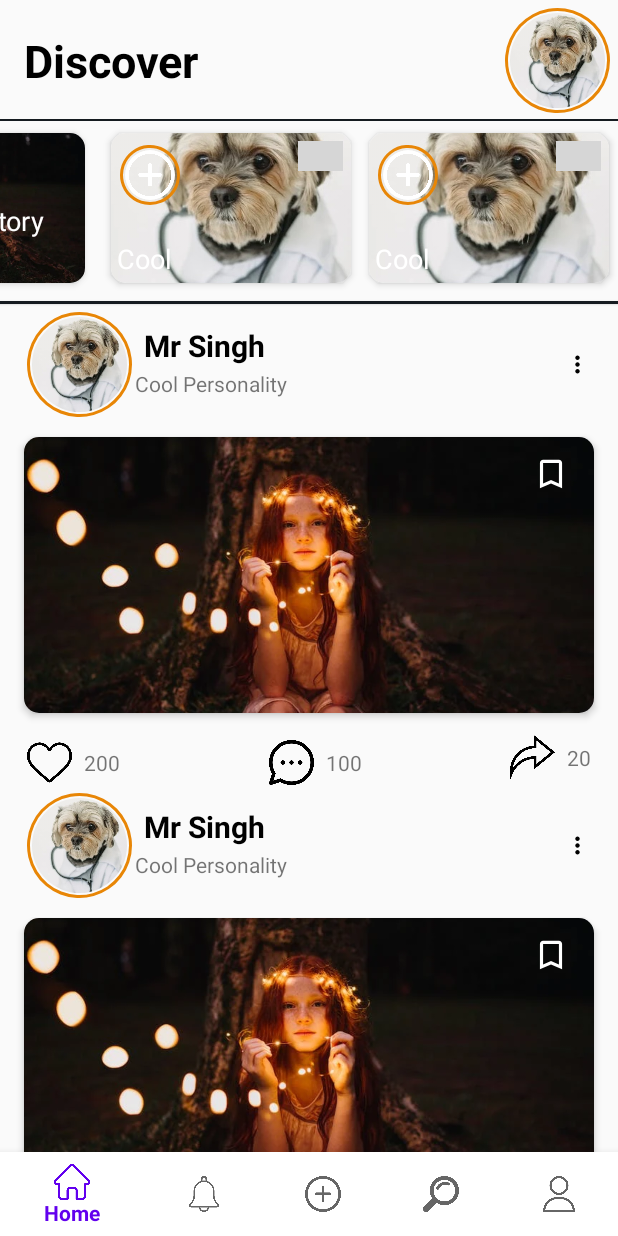
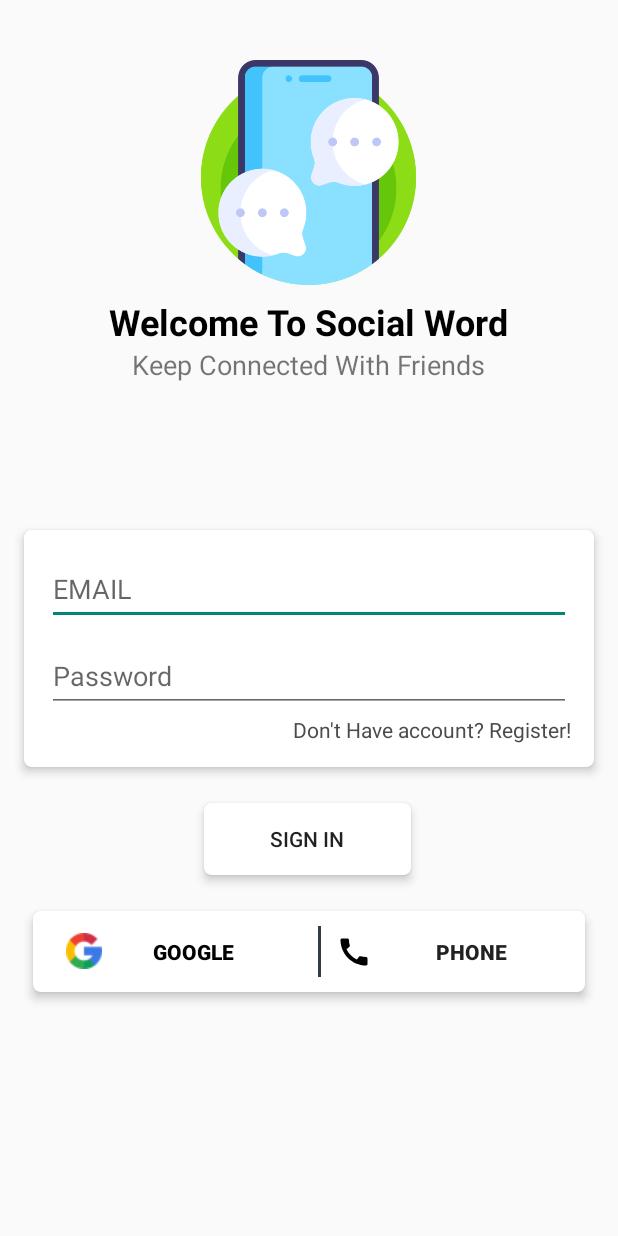
Before and after one commit to MrSingh1807/My-Social-Media-App, an Android app: the screen it shows after launch (MainActivity before the commit, LogInActivity after it), on a phone screen of 412 x 824 dp. Run offline under Robolectric (Android 15) with nearby library versions, the phone set to English and light mode, and no system bars; our stand-ins replace Dagger/Hilt's generated code; Roboto replaces fonts that are not available here; grey boxes are pictures that could not be loaded.

Commit message:
first commit

```diff
--- /dev/null
+++ b/app/src/main/java/com/example/mysocialmediaapp/ui/LogInActivity.kt
@@ -0,0 +1,20 @@
+package com.example.mysocialmediaapp.ui
+
+import androidx.appcompat.app.AppCompatActivity
+import android.os.Bundle
+import com.example.mysocialmediaapp.R
+import com.example.mysocialmediaapp.databinding.ActivityLogInBinding
+import com.example.mysocialmediaapp.databinding.FragmentSignUpBinding
+
+class LogInActivity : AppCompatActivity() {
+
+    private lateinit var binding: ActivityLogInBinding
+
+    override fun onCreate(savedInstanceState: Bundle?) {
+        super.onCreate(savedInstanceState)
+        binding = ActivityLogInBinding.inflate(layoutInflater)
+        setContentView(binding.root)
+
+
+    }
+}
--- a/app/src/main/java/com/example/mysocialmediaapp/ui/adapters/ViewPagerAdapter.kt
+++ b/app/src/main/java/com/example/mysocialmediaapp/ui/adapters/ViewPagerAdapter.kt
@@ -4,7 +4,7 @@ import androidx.fragment.app.Fragment
 import androidx.fragment.app.FragmentManager
 import androidx.fragment.app.FragmentPagerAdapter
 import com.example.mysocialmediaapp.ui.fragments.RequestFragment
-import com.example.mysocialmediaapp.ui.fragments.TabNotificationFragment
+import com.example.mysocialmediaapp.ui.fragments.notificationfragments.TabNotificationFragment
 
 class ViewPagerAdapter(manager: FragmentManager) : FragmentPagerAdapter(manager) {
 
--- a/app/src/main/java/com/example/mysocialmediaapp/ui/fragments/SearchFragment.kt
+++ b/app/src/main/java/com/example/mysocialmediaapp/ui/fragments/notificationfragments/SearchFragment.kt
@@ -1,4 +1,4 @@
-package com.example.mysocialmediaapp.ui.fragments
+package com.example.mysocialmediaapp.ui.fragments.notificationfragments
 
 import android.os.Bundle
 import android.view.LayoutInflater
--- a/app/src/main/java/com/example/mysocialmediaapp/ui/fragments/TabNotificationFragment.kt
+++ b/app/src/main/java/com/example/mysocialmediaapp/ui/fragments/notificationfragments/TabNotificationFragment.kt
@@ -1,4 +1,4 @@
-package com.example.mysocialmediaapp.ui.fragments
+package com.example.mysocialmediaapp.ui.fragments.notificationfragments
 
 import android.os.Bundle
 import androidx.fragment.app.Fragment
--- /dev/null
+++ b/app/src/main/java/com/example/mysocialmediaapp/ui/fragments/signinorloginfragments/LogInFragment.kt
@@ -0,0 +1,49 @@
+package com.example.mysocialmediaapp.ui.fragments.signinorloginfragments
+
+import android.content.Intent
+import android.os.Bundle
+import androidx.fragment.app.Fragment
+import android.view.LayoutInflater
+import android.view.View
+import android.view.ViewGroup
+import androidx.navigation.fragment.findNavController
+import com.example.mysocialmediaapp.R
+import com.example.mysocialmediaapp.databinding.FragmentLogInBinding
+import com.example.mysocialmediaapp.ui.MainActivity
+
+
+class LogInFragment : Fragment() {
+
+    private var  _binding: FragmentLogInBinding? = null
+    private val binding get() = _binding!!
+
+    override fun onCreateView(
+        inflater: LayoutInflater, container: ViewGroup?,
+        savedInstanceState: Bundle?
+    ): View {
+        // Inflate the layout for this fragment
+        _binding = FragmentLogInBinding.inflate(inflater,container,false)
+
+        return binding.root
+    }
+
+    override fun onViewCreated(view: View, savedInstanceState: Bundle?) {
+        super.onViewCreated(view, savedInstanceState)
+
+        binding.signInBTN.setOnClickListener {
+            val intent = Intent(requireContext(), MainActivity::class.java)
+            startActivity(intent)
+        }
+
+        binding.forSignInTV.setOnClickListener {
+            val action = LogInFragmentDirections.actionLogInFragmentToSignUpFragment()
+            findNavController().navigate(action)
+        }
+    }
+
+    override fun onDestroyView() {
+        super.onDestroyView()
+        _binding = null
+    }
+
+}
--- /dev/null
+++ b/app/src/main/res/drawable/ic_phone.xml
@@ -0,0 +1,5 @@
+<vector android:height="24dp" android:tint="#000000"
+    android:viewportHeight="24" android:viewportWidth="24"
+    android:width="24dp" xmlns:android="http://schemas.android.com/apk/res/android">
+    <path android:fillColor="@android:color/white" android:pathData="M20.01,15.38c-1.23,0 -2.42,-0.2 -3.53,-0.56 -0.35,-0.12 -0.74,-0.03 -1.01,0.24l-1.57,1.97c-2.83,-1.35 -5.48,-3.9 -6.89,-6.83l1.95,-1.66c0.27,-0.28 0.35,-0.67 0.24,-1.02 -0.37,-1.11 -0.56,-2.3 -0.56,-3.53 0,-0.54 -0.45,-0.99 -0.99,-0.99H4.19C3.65,3 3,3.24 3,3.99 3,13.28 10.73,21 20.01,21c0.71,0 0.99,-0.63 0.99,-1.18v-3.45c0,-0.54 -0.45,-0.99 -0.99,-0.99z"/>
+</vector>
--- /dev/null
+++ b/app/src/main/res/layout/activity_log_in.xml
@@ -0,0 +1,22 @@
+<?xml version="1.0" encoding="utf-8"?>
+<androidx.constraintlayout.widget.ConstraintLayout xmlns:android="http://schemas.android.com/apk/res/android"
+    xmlns:app="http://schemas.android.com/apk/res-auto"
+    xmlns:tools="http://schemas.android.com/tools"
+    android:layout_width="match_parent"
+    android:layout_height="match_parent"
+    tools:context=".ui.LogInActivity">
+
+    <androidx.fragment.app.FragmentContainerView
+        android:id="@+id/fragment_container_view"
+        android:name="androidx.navigation.fragment.NavHostFragment"
+        android:layout_width="match_parent"
+        android:layout_height="match_parent"
+        app:defaultNavHost="true"
+
+        app:layout_constraintEnd_toEndOf="parent"
+        app:layout_constraintHorizontal_bias="0.5"
+        app:layout_constraintStart_toStartOf="parent"
+        app:layout_constraintTop_toTopOf="parent"
+        app:navGraph="@navigation/signin_or_login_nav_host" />
+
+</androidx.constraintlayout.widget.ConstraintLayout>
--- /dev/null
+++ b/app/src/main/res/layout/fragment_log_in.xml
@@ -0,0 +1,191 @@
+<?xml version="1.0" encoding="utf-8"?>
+<androidx.constraintlayout.widget.ConstraintLayout xmlns:android="http://schemas.android.com/apk/res/android"
+    xmlns:app="http://schemas.android.com/apk/res-auto"
+    xmlns:tools="http://schemas.android.com/tools"
+    android:layout_width="match_parent"
+    android:layout_height="match_parent"
+    tools:context=".ui.fragments.signinorloginfragments.LogInFragment">
+
+    <ImageView
+
+        android:id="@+id/imageView"
+        android:layout_width="150dp"
+        android:layout_height="150dp"
+        android:layout_marginTop="40dp"
+        android:contentDescription="TODO"
+        app:layout_constraintEnd_toEndOf="parent"
+        app:layout_constraintHorizontal_bias="0.498"
+        app:layout_constraintStart_toStartOf="parent"
+        app:layout_constraintTop_toTopOf="parent"
+        app:layout_constraintVertical_chainStyle="packed"
+        app:srcCompat="@drawable/ic_login_icon"
+        tools:ignore="ImageContrastCheck" />
+
+    <TextView
+        android:id="@+id/textView2"
+        android:layout_width="wrap_content"
+        android:layout_height="wrap_content"
+        android:layout_marginTop="8dp"
+        android:text="Welcome To Social Word"
+        android:textColor="@color/black"
+        android:textSize="24dp"
+        android:textStyle="bold"
+        app:layout_constraintEnd_toEndOf="@+id/imageView"
+        app:layout_constraintStart_toStartOf="@+id/imageView"
+        app:layout_constraintTop_toBottomOf="@+id/imageView" />
+
+    <TextView
+        android:id="@+id/textView3"
+        android:layout_width="wrap_content"
+        android:layout_height="wrap_content"
+        android:text="Keep Connected With Friends"
+        android:textSize="18sp"
+        app:layout_constraintEnd_toEndOf="@+id/textView2"
+        app:layout_constraintStart_toStartOf="@+id/textView2"
+        app:layout_constraintTop_toBottomOf="@+id/textView2" />
+
+    <androidx.cardview.widget.CardView
+        android:id="@+id/cardView"
+        android:layout_width="0dp"
+        android:layout_height="wrap_content"
+
+        android:layout_marginStart="10dp"
+        android:layout_marginEnd="10dp"
+        app:cardCornerRadius="5dp"
+        app:cardElevation="4dp"
+        app:cardUseCompatPadding="true"
+
+        app:layout_constraintBottom_toTopOf="@+id/cardView2"
+        app:layout_constraintEnd_toEndOf="parent"
+        app:layout_constraintHorizontal_bias="0.0"
+        app:layout_constraintStart_toStartOf="parent"
+        app:layout_constraintTop_toBottomOf="@+id/imageView"
+        app:layout_constraintVertical_chainStyle="packed">
+
+
+        <LinearLayout
+            android:layout_width="match_parent"
+            android:layout_height="match_parent"
+            android:gravity="center_horizontal"
+            android:orientation="vertical"
+            android:padding="15dp">
+
+
+            <EditText
+                android:id="@+id/signInEmailET"
+                android:layout_width="match_parent"
+                android:layout_height="wrap_content"
+                android:layout_marginBottom="10dp"
+                android:ems="10"
+                android:hint="EMAIL"
+                android:inputType="textEmailAddress"
+                android:minHeight="48dp" />
+
+            <EditText
+                android:id="@+id/singInPasswordET"
+                android:layout_width="match_parent"
+                android:layout_height="wrap_content"
+                android:ems="10"
+                android:hint="Password"
+                android:inputType="numberPassword"
+                android:minHeight="48dp" />
+
+            <TextView
+                android:id="@+id/forSignInTV"
+                android:layout_width="wrap_content"
+                android:layout_height="wrap_content"
+                android:layout_gravity="end"
+                android:layout_marginTop="2dp"
+                android:text="Don't Have account? Register!"
+                android:textColor="@color/darkGray" />
+        </LinearLayout>
+    </androidx.cardview.widget.CardView>
+
+    <androidx.cardview.widget.CardView
+        android:id="@+id/cardView2"
+        android:layout_width="150dp"
+        android:layout_height="wrap_content"
+
+        android:layout_marginTop="8dp"
+        app:cardCornerRadius="5dp"
+        app:cardElevation="4dp"
+
+        app:cardUseCompatPadding="true"
+        app:layout_constraintBottom_toTopOf="@+id/cardView3"
+        app:layout_constraintEnd_toEndOf="parent"
+        app:layout_constraintHorizontal_bias="0.496"
+        app:layout_constraintStart_toStartOf="parent"
+        app:layout_constraintTop_toBottomOf="@+id/cardView">
+
+        <Button
+            android:id="@+id/signInBTN"
+            android:layout_width="wrap_content"
+            android:layout_height="wrap_content"
+            android:layout_gravity="center"
+            android:background="@android:color/transparent"
+            android:text="Sign In" />
+
+    </androidx.cardview.widget.CardView>
+
+    <androidx.cardview.widget.CardView
+        android:id="@+id/cardView3"
+        android:layout_width="0dp"
+        android:layout_height="wrap_content"
+
+        android:layout_marginStart="16dp"
+        android:layout_marginTop="8dp"
+        android:layout_marginEnd="16dp"
+
+        app:cardCornerRadius="5dp"
+        app:cardElevation="4dp"
+        app:cardUseCompatPadding="true"
+        app:layout_constraintBottom_toBottomOf="parent"
+        app:layout_constraintEnd_toEndOf="parent"
+        app:layout_constraintHorizontal_bias="0.497"
+        app:layout_constraintStart_toStartOf="parent"
+        app:layout_constraintTop_toBottomOf="@+id/cardView2">
+
+        <LinearLayout
+            android:layout_width="match_parent"
+            android:layout_height="wrap_content"
+            android:orientation="horizontal">
+
+            <Button
+                android:id="@+id/signInGoogleBTN"
+                style="?android:attr/buttonBarButtonStyle"
+                android:layout_width="wrap_content"
+                android:layout_height="wrap_content"
+                android:layout_marginLeft="10dp"
+                android:layout_marginRight="10dp"
+                android:layout_weight="1"
+                android:backgroundTint="#fff"
+                android:drawableLeft="@drawable/google"
+                android:text="Google"
+                android:textColor="@color/black"
+                android:textStyle="bold" />
+
+            <View
+                android:layout_width="2dp"
+                android:layout_height="match_parent"
+                android:layout_marginTop="10dp"
+                android:layout_marginBottom="10dp"
+                android:background="@color/dark" />
+
+            <Button
+                android:id="@+id/signInWithPhoneBTN"
+                android:layout_width="wrap_content"
+                android:layout_height="wrap_content"
+                android:layout_marginStart="10dp"
+                android:layout_marginEnd="10dp"
+                android:layout_weight="1"
+                android:background="@android:color/transparent"
+                android:drawableLeft="@drawable/ic_phone"
+                android:text="Phone"
+                android:textStyle="bold" />
+
+
+        </LinearLayout>
+
+    </androidx.cardview.widget.CardView>
+
+</androidx.constraintlayout.widget.ConstraintLayout>
--- a/app/src/main/res/layout/fragment_search.xml
+++ b/app/src/main/res/layout/fragment_search.xml
@@ -3,7 +3,7 @@
     xmlns:tools="http://schemas.android.com/tools"
     android:layout_width="match_parent"
     android:layout_height="match_parent"
-    tools:context=".ui.fragments.SearchFragment">
+    tools:context=".ui.fragments.notificationfragments.SearchFragment">
 
     <!-- TODO: Update blank fragment layout -->
     <TextView
--- a/app/src/main/res/layout/fragment_tab_notification.xml
+++ b/app/src/main/res/layout/fragment_tab_notification.xml
@@ -5,7 +5,7 @@
     xmlns:tools="http://schemas.android.com/tools"
     android:layout_width="match_parent"
     android:layout_height="match_parent"
-    tools:context=".ui.fragments.TabNotificationFragment">
+    tools:context=".ui.fragments.notificationfragments.TabNotificationFragment">
 
 
     <androidx.recyclerview.widget.RecyclerView
--- a/app/src/main/res/navigation/my_nav_host.xml
+++ b/app/src/main/res/navigation/my_nav_host.xml
@@ -27,7 +27,7 @@
         tools:layout="@layout/fragment_notification" />
     <fragment
         android:id="@+id/searchFragment"
-        android:name="com.example.mysocialmediaapp.ui.fragments.SearchFragment"
+        android:name="com.example.mysocialmediaapp.ui.fragments.notificationfragments.SearchFragment"
         android:label="Search"
         tools:layout="@layout/fragment_search" />
 </navigation>
--- /dev/null
+++ b/app/src/main/res/navigation/signin_or_login_nav_host.xml
@@ -0,0 +1,23 @@
+<?xml version="1.0" encoding="utf-8"?>
+<navigation xmlns:android="http://schemas.android.com/apk/res/android"
+    xmlns:app="http://schemas.android.com/apk/res-auto"
+    xmlns:tools="http://schemas.android.com/tools"
+    android:id="@+id/signin_oe_login_nav_host"
+    app:startDestination="@id/logInFragment">
+
+    <fragment
+        android:id="@+id/logInFragment"
+        android:name="com.example.mysocialmediaapp.ui.fragments.signinorloginfragments.LogInFragment"
+        android:label="fragment_log_in"
+        tools:layout="@layout/fragment_log_in" >
+        <action
+            android:id="@+id/action_logInFragment_to_signUpFragment"
+            app:destination="@id/signUpFragment"
+            app:popUpToInclusive="false" />
+    </fragment>
+    <fragment
+        android:id="@+id/signUpFragment"
+        android:name="com.example.mysocialmediaapp.ui.fragments.signinorloginfragments.SignUpFragment"
+        android:label="fragment_sign_up"
+        tools:layout="@layout/fragment_sign_up" />
+</navigation>
```
Also changed, not shown: app/src/main/AndroidManifest.xml (+10 -2 lines), app/src/main/java/com/example/mysocialmediaapp/ui/fragments/signinorloginfragments/SignUpFragment.kt (added, +44 -0 lines), app/src/main/res/layout/fragment_sign_up.xml (added, +208 -0 lines), app/src/main/res/drawable-v24/google.png (added), app/src/main/res/drawable/ic_login_icon.png (added).
